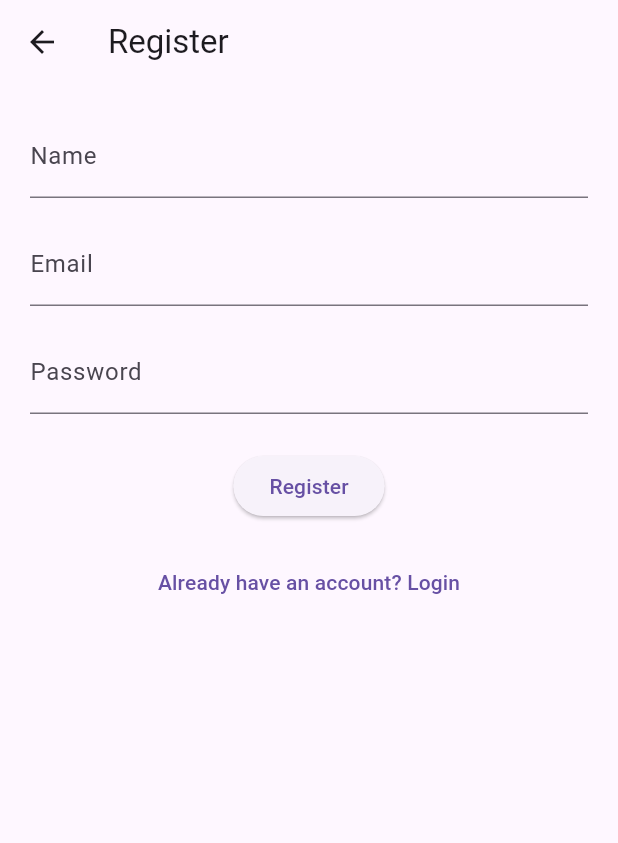
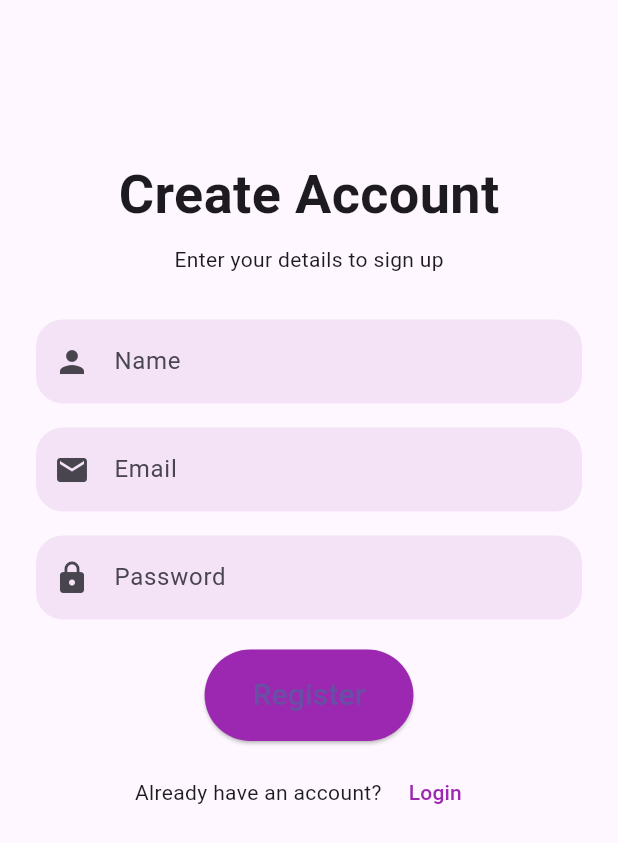
Before and after one commit to Pin3appl3ishan/iLike, a Flutter app: the RegisterScreen screen opened by its route, on a phone screen of 412 x 824 dp. Shown: the top 843 px of the screen. Run offline on Flutter 3.47's test engine with Material 3 defaults, Android fonts, the light colour scheme and no system bars; our stand-ins replace dio, shared_preferences; accounts and stored records are empty.

Commit message:
feat: enhance RegisterScreen with improved UI, form structure, and loading state

```diff
--- a/lib/views/register_screen.dart
+++ b/lib/views/register_screen.dart
@@ -36,7 +36,6 @@ class _RegisterScreenState extends State<RegisterScreen> {
           'password': _passwordController.text.trim(),
         });
 
-        // Save token and user ID to SharedPreferences
         final prefs = await SharedPreferences.getInstance();
         await prefs.setString('token', response.data['token']);
         await prefs.setString('user', response.data['user']['_id']);
@@ -60,24 +59,57 @@ class _RegisterScreenState extends State<RegisterScreen> {
   @override
   Widget build(BuildContext context) {
     return Scaffold(
-      appBar: AppBar(title: const Text("Register")),
-      body: Padding(
-        padding: const EdgeInsets.all(20),
+      body: SingleChildScrollView(
+        child: Container(
+          margin: const EdgeInsets.all(24),
           child: Form(
             key: _formKey,
             child: Column(
+              mainAxisAlignment: MainAxisAlignment.spaceEvenly,
               children: [
+                const SizedBox(height: 80),
+                _header(),
+                const SizedBox(height: 30),
                 if (_errorMessage != null)
                   Padding(
                     padding: const EdgeInsets.only(bottom: 16),
                     child: Text(
                       _errorMessage!,
-                    style: const TextStyle(color: Colors.red),
+                      style: const TextStyle(color: Colors.red, fontSize: 16),
                     ),
                   ),
+                _inputField(),
+                const SizedBox(height: 20),
+                _registerButton(),
+                const SizedBox(height: 10),
+                _loginRedirect(context),
+              ],
+            ),
+          ),
+        ),
+      ),
+    );
+  }
+
+  Widget _header() {
+    return const Column(
+      children: [
+        Text(
+          "Create Account",
+          style: TextStyle(fontSize: 36, fontWeight: FontWeight.bold),
+        ),
+        SizedBox(height: 8),
+        Text("Enter your details to sign up"),
+      ],
+    );
+  }
+
+  Widget _inputField() {
+    return Column(
+      children: [
         TextFormField(
           controller: _nameController,
-                decoration: const InputDecoration(labelText: "Name"),
+          decoration: _inputDecoration("Name", Icons.person),
           validator: (value) {
             if (value == null || value.trim().isEmpty) {
               return "Please enter your name";
@@ -88,8 +120,8 @@ class _RegisterScreenState extends State<RegisterScreen> {
         const SizedBox(height: 16),
         TextFormField(
           controller: _emailController,
-                decoration: const InputDecoration(labelText: "Email"),
           keyboardType: TextInputType.emailAddress,
+          decoration: _inputDecoration("Email", Icons.email),
           validator: (value) {
             if (value == null || value.trim().isEmpty) {
               return "Please enter your email";
@@ -103,8 +135,8 @@ class _RegisterScreenState extends State<RegisterScreen> {
         const SizedBox(height: 16),
         TextFormField(
           controller: _passwordController,
-                decoration: const InputDecoration(labelText: "Password"),
           obscureText: true,
+          decoration: _inputDecoration("Password", Icons.lock),
           validator: (value) {
             if (value == null || value.length < 6) {
               return "Password must be at least 6 characters";
@@ -112,23 +144,57 @@ class _RegisterScreenState extends State<RegisterScreen> {
             return null;
           },
         ),
-              const SizedBox(height: 24),
-              // TODO: Add a loading indicator
-              ElevatedButton(
-                onPressed: _registerUser,
-                child: const Text("Register"),
+      ],
+    );
+  }
+
+  InputDecoration _inputDecoration(String hint, IconData icon) {
+    return InputDecoration(
+      hintText: hint,
+      prefixIcon: Icon(icon),
+      border: OutlineInputBorder(
+        borderRadius: BorderRadius.circular(18),
+        borderSide: BorderSide.none,
       ),
-              const SizedBox(height: 16),
+      filled: true,
+      fillColor: Colors.purple.withOpacity(0.1),
+    );
+  }
+
+  Widget _registerButton() {
+    return ElevatedButton(
+      onPressed: _isLoading ? null : _registerUser,
+      style: ElevatedButton.styleFrom(
+        shape: const StadiumBorder(),
+        padding: const EdgeInsets.symmetric(vertical: 16, horizontal: 32),
+        backgroundColor: Colors.purple,
+      ),
+      child:
+          _isLoading
+              ? const SizedBox(
+                height: 20,
+                width: 20,
+                child: CircularProgressIndicator(
+                  color: Colors.white,
+                  strokeWidth: 2,
+                ),
+              )
+              : const Text("Register", style: TextStyle(fontSize: 20)),
+    );
+  }
+
+  Widget _loginRedirect(BuildContext context) {
+    return Row(
+      mainAxisAlignment: MainAxisAlignment.center,
+      children: [
+        const Text("Already have an account? "),
         TextButton(
           onPressed: () {
-                  Navigator.pop(context); // Back to login
+            Navigator.pop(context);
           },
-                child: const Text("Already have an account? Login"),
+          child: const Text("Login", style: TextStyle(color: Colors.purple)),
         ),
       ],
-          ),
-        ),
-      ),
     );
   }
 }
```
Lines whose indentation alone changed are shown as unchanged.
